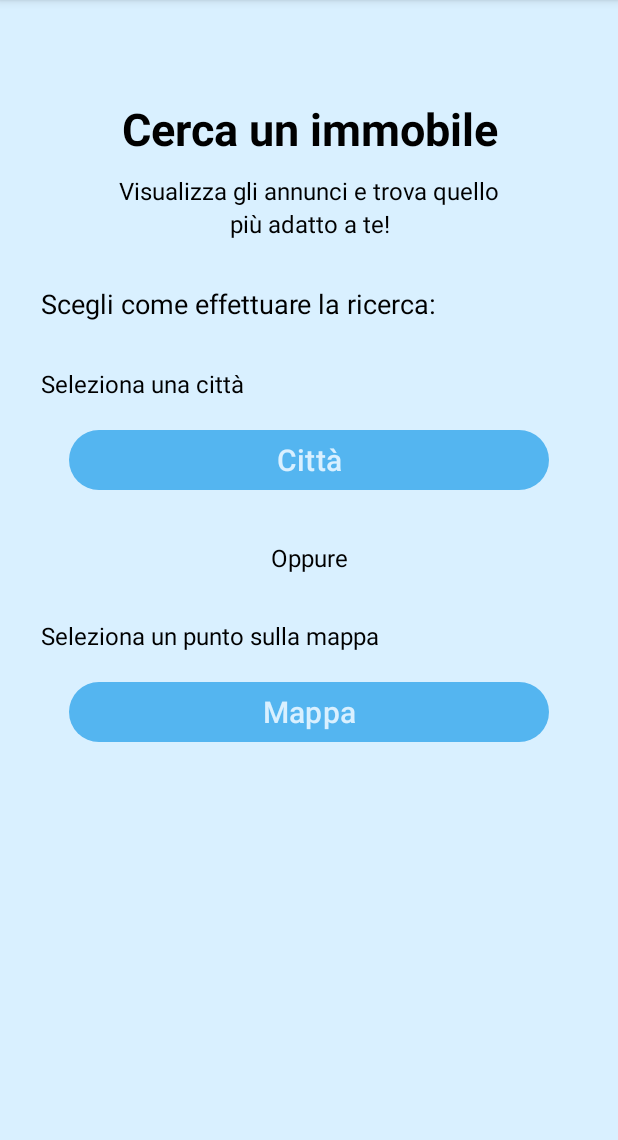
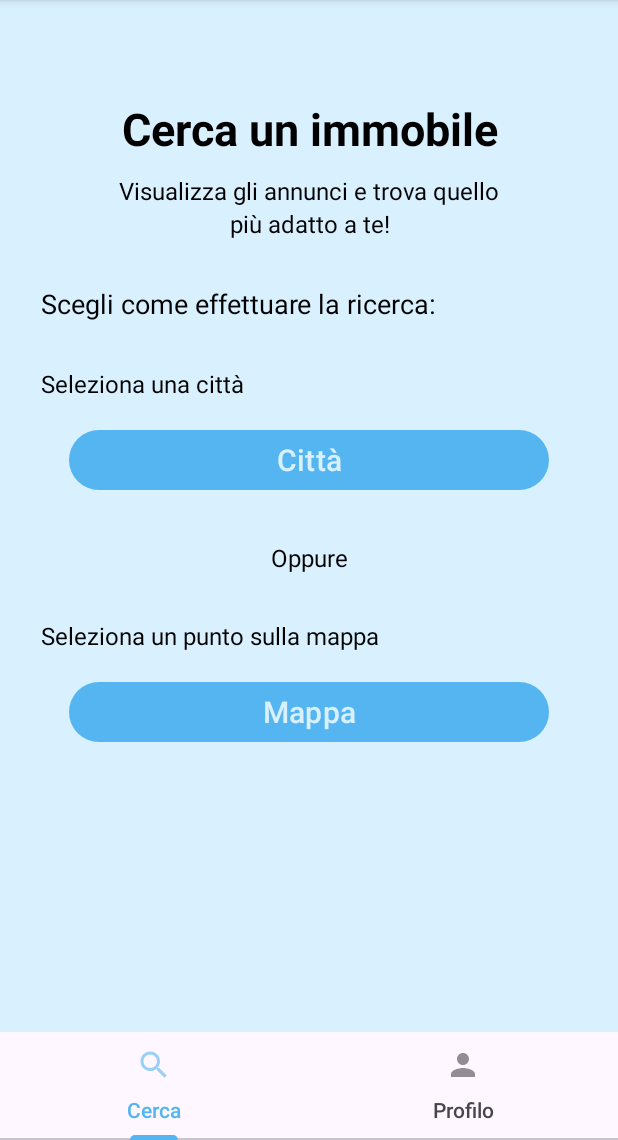
Before and after one commit to n00w4/DietiEstates25, an Android app: the HomeClienteActivity screen opened directly, with no data from a screen before it, on a phone screen of 412 x 824 dp, the part 96-1236 px from its top. Run offline under Robolectric (Android 15) with nearby library versions, the phone set to English and light mode, and no system bars.

Commit message:
[FRONTEND] Correzione navigazione
Navigazione per la home page del Cliente completata. Da fare la stessa cosa per gli altri tipi di utente.

```diff
--- a/FRONTEND/DietiEstates/app/src/main/java/it/unina/dietiestates/view/home/ViewPageAdapterCliente.kt
+++ b/FRONTEND/DietiEstates/app/src/main/java/it/unina/dietiestates/view/home/ViewPageAdapterCliente.kt
@@ -3,16 +3,19 @@ package it.unina.dietiestates.view.home
 import androidx.fragment.app.Fragment
 import androidx.viewpager2.adapter.FragmentStateAdapter
 import androidx.fragment.app.FragmentActivity
-import it.unina.dietiestates.view.profile.ProfiloFragment
-import it.unina.dietiestates.view.search.RicercaHomeFragment
+import it.unina.dietiestates.view.navigation.ProfiloNavFragment
+import it.unina.dietiestates.view.navigation.RicercaNavFragment
 
 class ViewPagerAdapterCliente(fragmentActivity: FragmentActivity) : FragmentStateAdapter(fragmentActivity) {
 
     override fun createFragment(position: Int): Fragment {
         return when (position) {
-            0 -> RicercaHomeFragment()
-            1 -> ProfiloFragment()
-            else -> RicercaHomeFragment() // Default case
+            //0 -> RicercaHomeFragment()
+            //1 -> ProfiloFragment()
+            //else -> RicercaHomeFragment() // Default case
+            0 -> RicercaNavFragment()
+            1 -> ProfiloNavFragment()
+            else -> RicercaNavFragment()
         }
     }
 
--- /dev/null
+++ b/FRONTEND/DietiEstates/app/src/main/java/it/unina/dietiestates/view/navigation/RicercaNavFragment.kt
@@ -0,0 +1,18 @@
+package it.unina.dietiestates.view.navigation
+
+import android.os.Bundle
+import android.view.LayoutInflater
+import android.view.View
+import android.view.ViewGroup
+import androidx.fragment.app.Fragment
+import it.unina.dietiestates.R
+
+class RicercaNavFragment : Fragment() {
+
+    override fun onCreateView(
+        inflater: LayoutInflater, container: ViewGroup?,
+        savedInstanceState: Bundle?
+    ): View? {
+        return inflater.inflate(R.layout.ricerca_nav_controller, container, false)
+    }
+}
--- a/FRONTEND/DietiEstates/app/src/main/res/layout/client_home_page.xml
+++ b/FRONTEND/DietiEstates/app/src/main/res/layout/client_home_page.xml
@@ -42,8 +42,8 @@
         android:id="@+id/nav_host_fragment"
         android:name="androidx.navigation.fragment.NavHostFragment"
         android:layout_width="match_parent"
-        android:layout_height="match_parent"
-        app:defaultNavHost="true"
-        app:navGraph="@navigation/nav_graph"/>
+        android:layout_height="0dp"
+        app:layout_constraintTop_toTopOf="parent"
+        app:layout_constraintBottom_toTopOf="@id/tab_layout_client"/>
 
 </androidx.constraintlayout.widget.ConstraintLayout>
--- /dev/null
+++ b/FRONTEND/DietiEstates/app/src/main/res/layout/ricerca_nav_controller.xml
@@ -0,0 +1,10 @@
+<?xml version="1.0" encoding="utf-8"?>
+<androidx.fragment.app.FragmentContainerView
+    xmlns:app="http://schemas.android.com/apk/res-auto"
+    xmlns:android="http://schemas.android.com/apk/res/android"
+    android:id="@+id/ricerca_nav_controller"
+    android:layout_width="match_parent"
+    android:layout_height="match_parent"
+    app:navGraph="@navigation/ricerca_nav_graph"
+    app:defaultNavHost="true"
+    android:name="androidx.navigation.fragment.NavHostFragment" />
```
Also changed, not shown: FRONTEND/DietiEstates/app/src/main/java/it/unina/dietiestates/view/navigation/ProfiloNavFragment.kt (added, +18 -0 lines), FRONTEND/DietiEstates/app/src/main/res/layout/profilo_nav_controller.xml (added, +10 -0 lines), FRONTEND/DietiEstates/app/src/main/res/navigation/profilo_nav_graph.xml (added, +12 -0 lines), FRONTEND/DietiEstates/app/src/main/res/navigation/ricerca_nav_graph.xml (renamed from FRONTEND/DietiEstates/app/src/main/res/navigation/nav_graph.xml).
